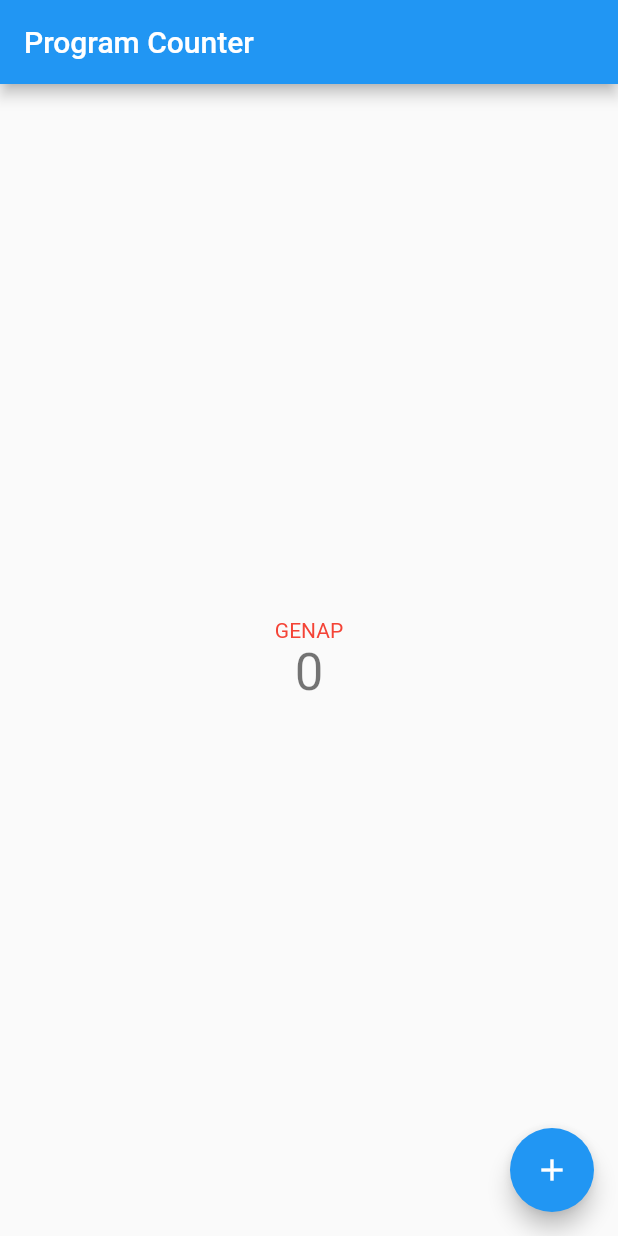
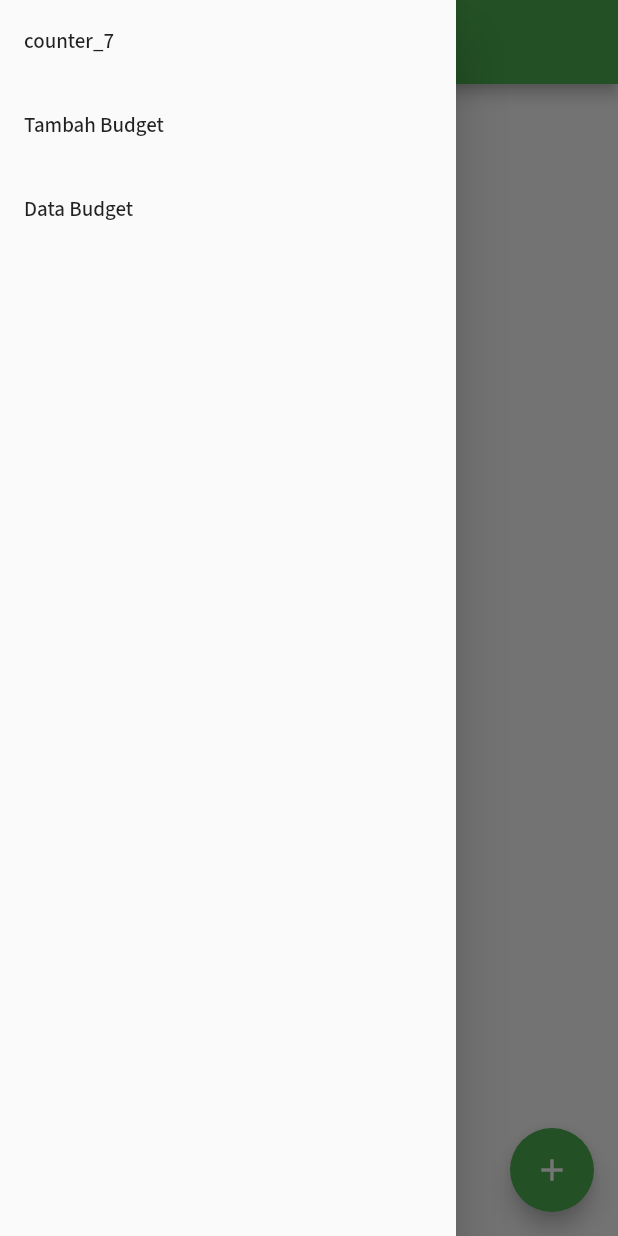
Before and after one commit to fadhlanhasyim/pbp-flutter-lab, a Flutter app: the screen it shows after launch, with the side drawer open (before the commit the screen has no drawer), on a phone screen of 412 x 824 dp. Run offline on Flutter 3.47's test engine with Material 2 defaults, Android fonts, the phone set to English and light mode, and no system bars; our stand-ins replace dropdown_button2, google_fonts.

```diff
--- a/analysis_options.yaml
+++ b/analysis_options.yaml
@@ -23,7 +23,8 @@ linter:
   # producing the lint.
   rules:
     # avoid_print: false  # Uncomment to disable the `avoid_print` rule
-    # prefer_single_quotes: true  # Uncomment to enable the `prefer_single_quotes` rule
+    prefer_single_quotes: true  # Uncomment to enable the `prefer_single_quotes` rule
+    require_trailing_commas: true
 
 # Additional information about this file can be found at
 # https://dart.dev/guides/language/analysis-options
--- /dev/null
+++ b/lib/budget_model.dart
@@ -0,0 +1,8 @@
+class Budget {
+  late String judul;
+  late String nominal;
+  late String jenis;
+  late String tanggal;
+
+  Budget(this.judul, this.nominal, this.jenis, this.tanggal);
+}
--- /dev/null
+++ b/lib/drawer.dart
@@ -0,0 +1,53 @@
+import 'package:counter_7/data_budget.dart';
+import 'package:counter_7/home_page.dart';
+import 'package:counter_7/tambah_budget.dart';
+import 'package:flutter/material.dart';
+
+class DrawerApp extends StatelessWidget {
+  const DrawerApp({super.key});
+
+  @override
+  Widget build(BuildContext context) {
+    return Drawer(
+      child: Column(
+        children: [
+          // Menambahkan clickable menu
+          ListTile(
+            title: const Text('counter_7'),
+            onTap: () {
+              // Route menu ke halaman utama
+              Navigator.pushReplacement(
+                context,
+                MaterialPageRoute(
+                  builder: (context) => const MyHomePage(
+                    title: 'Program Counter',
+                  ),
+                ),
+              );
+            },
+          ),
+          ListTile(
+            title: const Text('Tambah Budget'),
+            onTap: () {
+              // Route menu ke halaman form
+              Navigator.pushReplacement(
+                context,
+                MaterialPageRoute(builder: (context) => const TambahBudget()),
+              );
+            },
+          ),
+          ListTile(
+            title: const Text('Data Budget'),
+            onTap: () {
+              // Route menu ke halaman form
+              Navigator.pushReplacement(
+                context,
+                MaterialPageRoute(builder: (context) => const DataBudget()),
+              );
+            },
+          ),
+        ],
+      ),
+    );
+  }
+}
--- /dev/null
+++ b/lib/globals.dart
@@ -0,0 +1,4 @@
+library counter_7.globals;
+import 'package:counter_7/budget_model.dart';
+
+List<Budget> budgets = [];
--- /dev/null
+++ b/lib/home_page.dart
@@ -0,0 +1,81 @@
+import 'package:counter_7/drawer.dart';
+import 'package:flutter/material.dart';
+
+class MyHomePage extends StatefulWidget {
+  const MyHomePage({super.key, required this.title});
+
+  final String title;
+
+  @override
+  State<MyHomePage> createState() => _MyHomePageState();
+}
+
+class _MyHomePageState extends State<MyHomePage> {
+  int _counter = 0;
+
+  void _incrementCounter() {
+    setState(() {
+      _counter++;
+    });
+  }
+
+  void _decrementCounter() {
+    setState(() {
+      _counter--;
+    });
+  }
+
+  @override
+  Widget build(BuildContext context) {
+    return Scaffold(
+      appBar: AppBar(
+        title: Text(widget.title),
+      ),
+      drawer: const DrawerApp(),
+      body: Center(
+        child: Column(
+          mainAxisAlignment: MainAxisAlignment.center,
+          children: <Widget>[
+            _counter % 2 == 1
+                ? const Text(
+                    'GANJIL',
+                    style: TextStyle(color: Colors.blue),
+                  )
+                : const Text(
+                    'GENAP',
+                    style: TextStyle(color: Colors.red),
+                  ),
+            Text(
+              '$_counter',
+              style: Theme.of(context).textTheme.headlineMedium,
+            ),
+          ],
+        ),
+      ),
+      floatingActionButton: Row(
+        mainAxisAlignment: MainAxisAlignment.spaceBetween,
+        children: [
+          Container(
+            alignment: Alignment.bottomLeft,
+            margin: const EdgeInsets.only(left: 33),
+            child: _counter != 0
+                ? FloatingActionButton(
+                    onPressed: _decrementCounter,
+                    tooltip: 'Decrement',
+                    child: const Icon(Icons.remove),
+                  )
+                : null,
+          ),
+          Align(
+            alignment: Alignment.bottomRight,
+            child: FloatingActionButton(
+              onPressed: _incrementCounter,
+              tooltip: 'Increment',
+              child: const Icon(Icons.add),
+            ),
+          ),
+        ],
+      ),
+    );
+  }
+}
--- a/lib/main.dart
+++ b/lib/main.dart
@@ -1,4 +1,6 @@
+import 'package:counter_7/home_page.dart';
 import 'package:flutter/material.dart';
+import 'package:google_fonts/google_fonts.dart';
 
 void main() {
   runApp(const MyApp());
@@ -12,87 +14,12 @@ class MyApp extends StatelessWidget {
     return MaterialApp(
       title: 'Program Counter',
       theme: ThemeData(
-        primarySwatch: Colors.blue,
+        textTheme: GoogleFonts.sourceSansProTextTheme(
+          Theme.of(context).textTheme,
+        ),
+        primarySwatch: Colors.green,
       ),
       home: const MyHomePage(title: 'Program Counter'),
     );
   }
 }
-
-class MyHomePage extends StatefulWidget {
-  const MyHomePage({super.key, required this.title});
-
-  final String title;
-
-  @override
-  State<MyHomePage> createState() => _MyHomePageState();
-}
-
-class _MyHomePageState extends State<MyHomePage> {
-  int _counter = 0;
-
-  void _incrementCounter() {
-    setState(() {
-      _counter++;
-    });
-  }
-
-  void _decrementCounter() {
-    setState(() {
-      _counter--;
-    });
-  }
-
-  @override
-  Widget build(BuildContext context) {
-    return Scaffold(
-      appBar: AppBar(
-        title: Text(widget.title),
-      ),
-      body: Center(
-        child: Column(
-          mainAxisAlignment: MainAxisAlignment.center,
-          children: <Widget>[
-            _counter % 2 == 1
-                ? const Text(
-                    'GANJIL',
-                    style: TextStyle(color: Colors.blue),
-                  )
-                : const Text(
-                    'GENAP',
-                    style: TextStyle(color: Colors.red),
-                  ),
-            Text(
-              '$_counter',
-              style: Theme.of(context).textTheme.headline4,
-            ),
-          ],
-        ),
-      ),
-      floatingActionButton: Row(
-        mainAxisAlignment: MainAxisAlignment.spaceBetween,
-        children: [
-          Container(
-            alignment: Alignment.bottomLeft,
-            margin: const EdgeInsets.only(left: 33),
-            child: _counter != 0
-                ? FloatingActionButton(
-                    onPressed: _decrementCounter,
-                    tooltip: 'Decrement',
-                    child: const Icon(Icons.remove),
-                  )
-                : null,
-          ),
-          Align(
-            alignment: Alignment.bottomRight,
-            child: FloatingActionButton(
-              onPressed: _incrementCounter,
-              tooltip: 'Increment',
-              child: const Icon(Icons.add),
-            ),
-          ),
-        ],
-      ),
-    );
-  }
-}
--- a/pubspec.yaml
+++ b/pubspec.yaml
@@ -34,6 +34,9 @@ dependencies:
   # The following adds the Cupertino Icons font to your application.
   # Use with the CupertinoIcons class for iOS style icons.
   cupertino_icons: ^1.0.2
+  dropdown_button2: ^1.8.9
+  google_fonts: ^3.0.1
+  intl: ^0.17.0
 
 dev_dependencies:
   flutter_test:
@@ -44,7 +47,7 @@ dev_dependencies:
   # activated in the `analysis_options.yaml` file located at the root of your
   # package. See that file for information about deactivating specific lint
   # rules and activating additional ones.
-  flutter_lints: ^2.0.0
+  flutter_lints: ^2.0.1
 
 # For information on the generic Dart part of this file, see the
 # following page: https://dart.dev/tools/pub/pubspec
```
Also changed, not shown: lib/data_budget.dart (added, +82 -0 lines), lib/tambah_budget.dart (added, +254 -0 lines), pubspec.lock, 1 other file.
